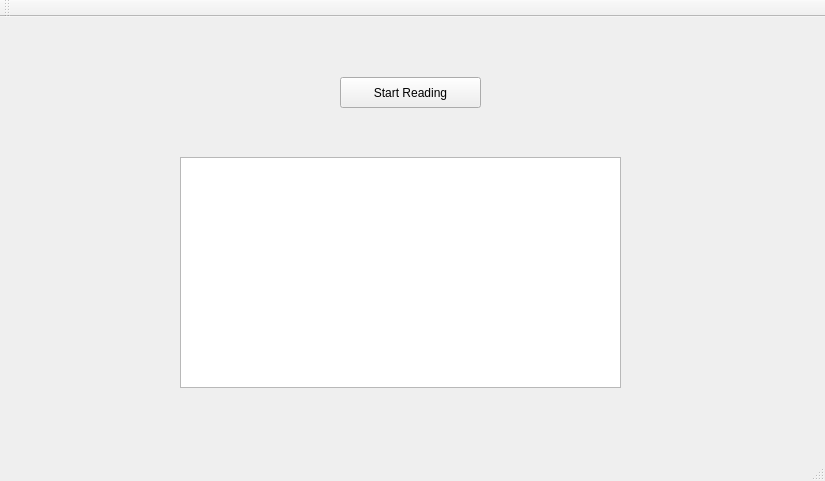
gcmvy3/voltron-dashboard, file mainwindow.ui: the form before one commit.
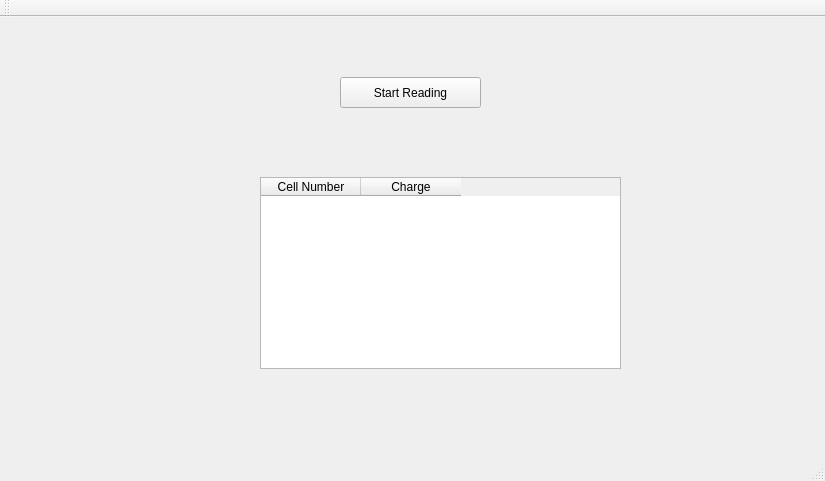
The form after the commit. Custom widgets are drawn as their Qt base class.

What changed in the file:
```diff
--- a/mainwindow.ui
+++ b/mainwindow.ui
@@ -14,16 +14,6 @@
    <string>MainWindow</string>
   </property>
   <widget class="QWidget" name="centralWidget">
-   <widget class="QTableWidget" name="batteryTable">
-    <property name="geometry">
-     <rect>
-      <x>180</x>
-      <y>140</y>
-      <width>441</width>
-      <height>231</height>
-     </rect>
-    </property>
-   </widget>
    <widget class="QPushButton" name="batteryReadButton">
     <property name="geometry">
      <rect>
@@ -40,6 +30,29 @@
      <bool>true</bool>
     </property>
    </widget>
+   <widget class="BatteryWidget" name="batteryWidget">
+    <property name="geometry">
+     <rect>
+      <x>260</x>
+      <y>160</y>
+      <width>361</width>
+      <height>192</height>
+     </rect>
+    </property>
+    <column>
+     <property name="text">
+      <string>Cell Number</string>
+     </property>
+     <property name="textAlignment">
+      <set>AlignCenter</set>
+     </property>
+    </column>
+    <column>
+     <property name="text">
+      <string>Charge</string>
+     </property>
+    </column>
+   </widget>
   </widget>
   <widget class="QMenuBar" name="menuBar">
    <property name="geometry">
@@ -62,6 +75,13 @@
   <widget class="QStatusBar" name="statusBar"/>
  </widget>
  <layoutdefault spacing="6" margin="11"/>
+ <customwidgets>
+  <customwidget>
+   <class>BatteryWidget</class>
+   <extends>QTableWidget</extends>
+   <header>Widgets/BatteryWidget.h</header>
+  </customwidget>
+ </customwidgets>
  <resources/>
  <connections/>
 </ui>
```
